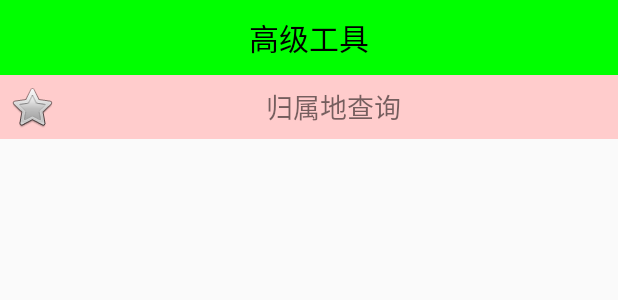
After one commit to bigGreenPeople/mobilesafe, an Android app: the layout activity_atool.xml on its own in the app's theme, with its tools: preview values and no code run, on a phone screen of 412 x 824 dp. The commit adds this screen. Shown: the top 300 px of the screen. Run offline under Robolectric (Android 15) with nearby library versions, the phone set to English and light mode, and no system bars.

Commit message:
高级工具

```diff
--- a/app/src/main/AndroidManifest.xml
+++ b/app/src/main/AndroidManifest.xml
@@ -37,6 +37,8 @@
         <activity android:name=".activity.Setup4Activity"></activity>
         <activity android:name=".activity.ContactListActivity"></activity>
         <activity android:name=".activity.TestActivity"></activity>
+        <activity android:name=".activity.AToolActivity"></activity>
+        <activity android:name=".activity.QueryAddressActivity"></activity>
 
         <receiver android:name=".receiver.BootReceiver">
             <intent-filter>
--- a/app/src/main/java/com/fj/mobilesafe/activity/HomeActivity.java
+++ b/app/src/main/java/com/fj/mobilesafe/activity/HomeActivity.java
@@ -171,6 +171,10 @@ public class HomeActivity extends Activity {
                         //开启对话框
                         showDialog();
                         break;
+                    case 7:
+                        //跳转到高级工具功能列表界面
+                        startActivity(new Intent(getApplicationContext(), AToolActivity.class));
+                        break;
                     case 8:
                         Intent intent = new Intent(getApplicationContext(), SettingActivity.class);
                         startActivity(intent);
--- /dev/null
+++ b/app/src/main/res/drawable/selector_atool_item_bg.xml
@@ -0,0 +1,8 @@
+<?xml version="1.0" encoding="utf-8"?>
+<selector xmlns:android="http://schemas.android.com/apk/res/android">
+    <!-- 选中深绿色图片 -->
+    <item android:drawable="@android:color/darker_gray" android:state_pressed="true" />
+    <!-- 浅绿色的图片 -->
+    <!-- 创建colors.xml文件,然后维护pink色值 -->
+    <item android:drawable="@color/pink" />
+</selector>
--- /dev/null
+++ b/app/src/main/res/layout/activity_atool.xml
@@ -0,0 +1,21 @@
+<?xml version="1.0" encoding="utf-8"?>
+<LinearLayout xmlns:android="http://schemas.android.com/apk/res/android"
+    android:layout_width="match_parent"
+    android:layout_height="match_parent"
+    android:orientation="vertical">
+
+    <TextView
+        style="@style/TitleStyle"
+        android:text="高级工具" />
+
+    <TextView
+        android:id="@+id/tv_query_phone_address"
+        android:layout_width="match_parent"
+        android:layout_height="wrap_content"
+        android:background="@drawable/selector_atool_item_bg"
+        android:drawableLeft="@android:drawable/btn_star"
+        android:gravity="center"
+        android:padding="5dp"
+        android:text="归属地查询"
+        android:textSize="18sp"></TextView>
+</LinearLayout>
--- a/app/src/main/res/values/colors.xml
+++ b/app/src/main/res/values/colors.xml
@@ -3,4 +3,6 @@
     <color name="colorPrimary">#008577</color>
     <color name="colorPrimaryDark">#00574B</color>
     <color name="colorAccent">#D81B60</color>
+    <color name="pink">#fcc</color>
+
 </resources>
```
Also changed, not shown: app/src/main/java/com/fj/mobilesafe/activity/AToolActivity.java (added, +35 -0 lines), app/src/main/java/com/fj/mobilesafe/activity/QueryAddressActivity.java (added, +43 -0 lines), app/src/main/res/layout/activity_query_address.xml (added, +28 -0 lines).
